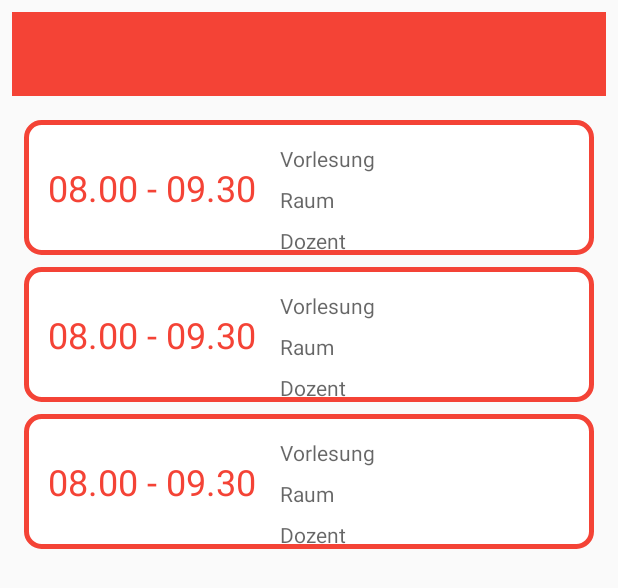
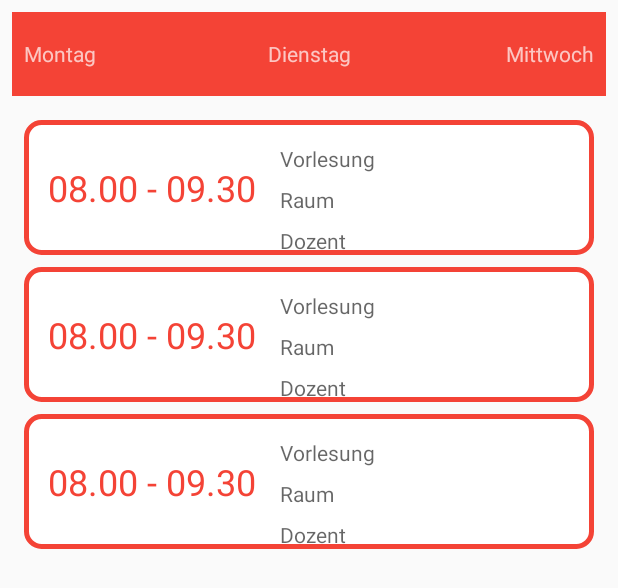
Before and after one commit to roschal/Hochschule-Stralsund, an Android app: the layout fragment_item_list.xml on its own in the app's theme, with its tools: preview values and no code run, on a phone screen of 412 x 824 dp. Shown: the top 588 px of the screen. Run offline under Robolectric (Android 15) with nearby library versions, the phone set to English and light mode, and no system bars; network calls fail.

Commit message:
* updating menu ** show current day of week ** click left and right to switch the days

```diff
--- a/app/src/main/res/layout/fragment_item_list.xml
+++ b/app/src/main/res/layout/fragment_item_list.xml
@@ -33,5 +33,45 @@
         android:theme="?attr/actionBarTheme"
         app:layout_constraintEnd_toEndOf="parent"
         app:layout_constraintStart_toStartOf="parent"
-        app:layout_constraintTop_toTopOf="parent" />
+        app:layout_constraintTop_toTopOf="parent"
+        app:contentInsetLeft="8dp"
+        app:contentInsetStart="8dp" >
+
+        <android.support.constraint.ConstraintLayout
+            android:layout_width="match_parent"
+            android:layout_height="wrap_content">
+
+            <TextView
+                android:id="@+id/textview_toolbar_left"
+                android:layout_width="wrap_content"
+                android:layout_height="wrap_content"
+                android:text="Montag"
+                app:layout_constraintBottom_toBottomOf="parent"
+                app:layout_constraintStart_toStartOf="parent"
+                app:layout_constraintTop_toTopOf="parent"
+                app:layout_constraintVertical_bias="1.0" />
+
+            <TextView
+                android:id="@+id/textview_toolbar_center"
+                android:layout_width="wrap_content"
+                android:layout_height="wrap_content"
+                android:layout_marginEnd="8dp"
+                android:layout_marginStart="8dp"
+                android:text="Dienstag"
+                app:layout_constraintBottom_toBottomOf="parent"
+                app:layout_constraintEnd_toEndOf="@+id/textview_toolbar_right"
+                app:layout_constraintStart_toStartOf="@+id/textview_toolbar_left"
+                app:layout_constraintTop_toTopOf="parent" />
+
+            <TextView
+                android:id="@+id/textview_toolbar_right"
+                android:layout_width="0dp"
+                android:layout_height="wrap_content"
+                android:layout_marginEnd="8dp"
+                android:text="Mittwoch"
+                app:layout_constraintBottom_toBottomOf="parent"
+                app:layout_constraintEnd_toEndOf="parent"
+                app:layout_constraintTop_toTopOf="parent" />
+        </android.support.constraint.ConstraintLayout>
+    </android.support.v7.widget.Toolbar>
 </android.support.constraint.ConstraintLayout>
```
Also changed, not shown: app/src/main/java/teamg/hochschulestralsund/ItemFragment.java (+42 -6 lines), app/src/main/java/teamg/hochschulestralsund/MainActivity.java (+11 -2 lines), app/src/main/res/drawable/ic_keyboard_arrow_left_black_24dp.xml (added, +9 -0 lines), app/src/main/res/drawable/ic_keyboard_arrow_right_black_24dp.xml (added, +9 -0 lines).
